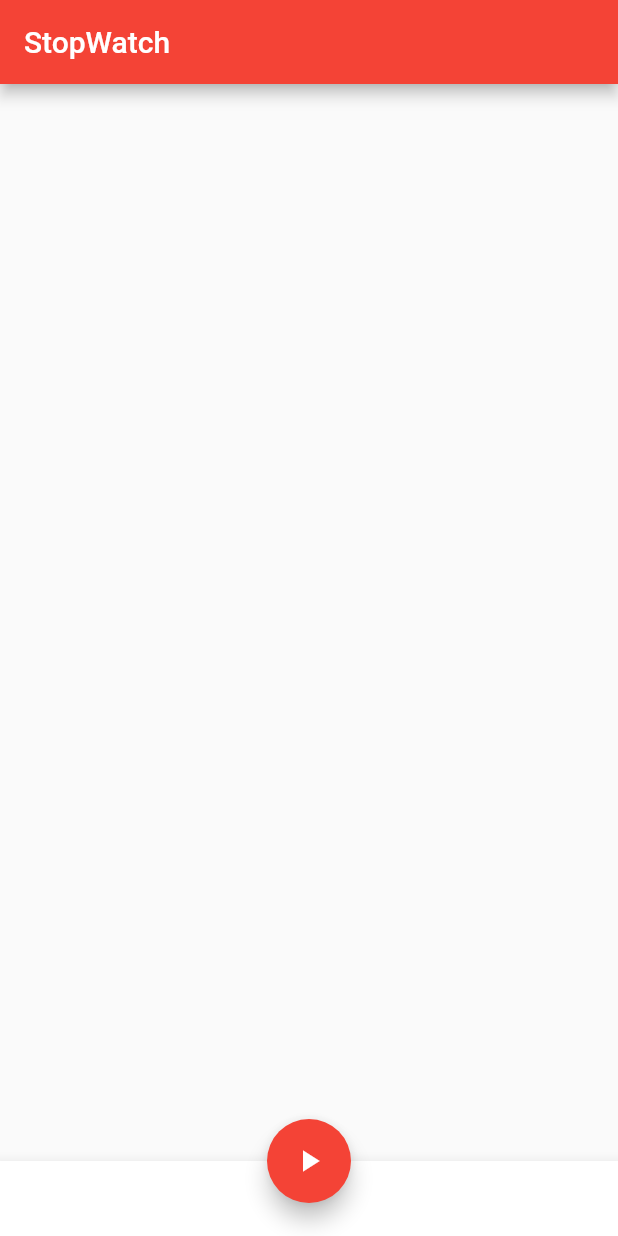
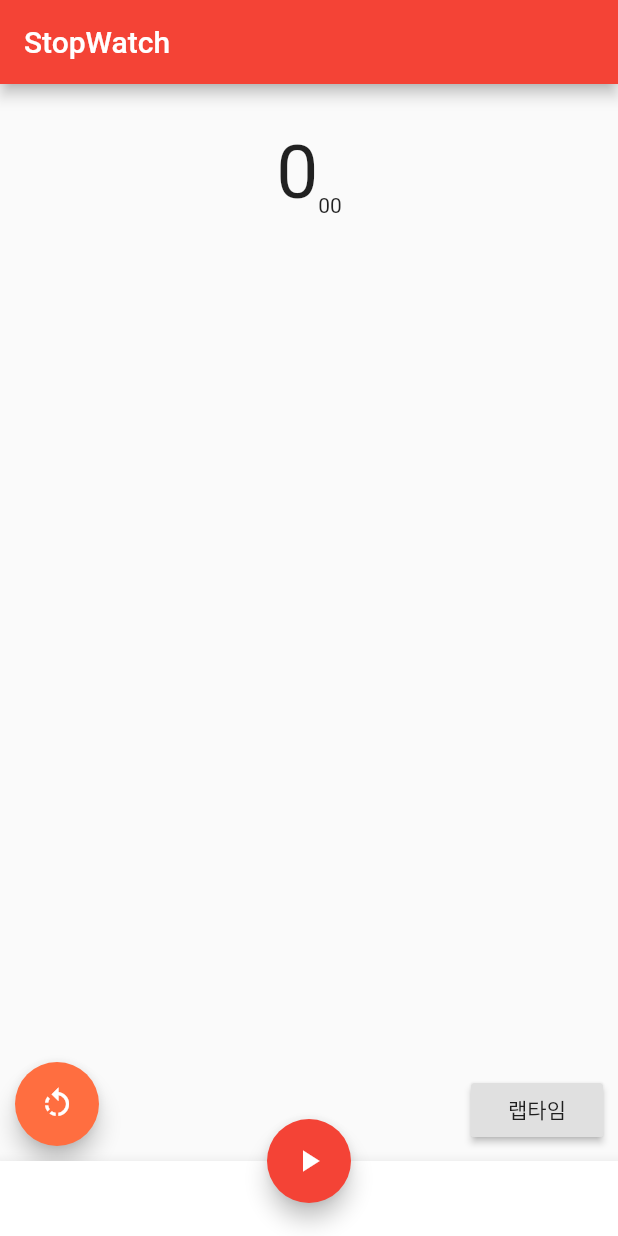
Before and after one commit to hyun031916/flutter-stopwatch, a Flutter app: the screen it shows after launch, on a phone screen of 412 x 824 dp. Run offline on Flutter 3.47's test engine with Material 2 defaults, Android fonts, the phone set to English and light mode, and no system bars.

Commit message:
#3 타이머 영역 UI 작성

```diff
--- a/lib/main.dart
+++ b/lib/main.dart
@@ -47,7 +47,54 @@ class _StopWatchPageState extends State<StopWatchPage> {
   }
 
   Widget _buildBody(){
-    return Container();
+    return Container(
+      child: Padding(
+        padding:const EdgeInsets.only(top:30),
+        child: Stack(
+          children: <Widget>[
+            Column(
+              children:<Widget>[
+                Row(  //시간을 표시하는 영역
+                  mainAxisAlignment: MainAxisAlignment.center,
+                  crossAxisAlignment: CrossAxisAlignment.end,
+                  children: <Widget>[
+                    Text( //초
+                      '0',
+                      style: TextStyle(fontSize: 50.0),
+                    ),
+                    Text('00'), //1/100초
+                  ],
+                ),
+                Container(
+                  width: 100,
+                  height: 200,
+                  child: ListView(
+                    children: <Widget>[], // TODO : 랩타임 추후 수정
+                  )
+                )
+              ]
+            ),
+            Positioned(
+              left: 10,
+              bottom: 10,
+              child: FloatingActionButton(
+                backgroundColor: Colors.deepOrangeAccent,
+                onPressed: (){}, //TODO : 왼쪽 아래 위치 초기화 버튼 동작 구현
+                child: Icon(Icons.rotate_left),
+              ),
+            ),
+            Positioned( //오른쪽 아래에 위치한 랩타임 버튼
+              right: 10,
+              bottom: 10,
+              child : RaisedButton(
+                onPressed:(){}, //TODO: 오른 쪽 아래에 위치한 랩타임 버튼 동작 구현
+                child: Text('랩타임')
+              )
+            )
+          ]
+        )
+      )
+    );
   }
 
   void _clickButton(){
```
